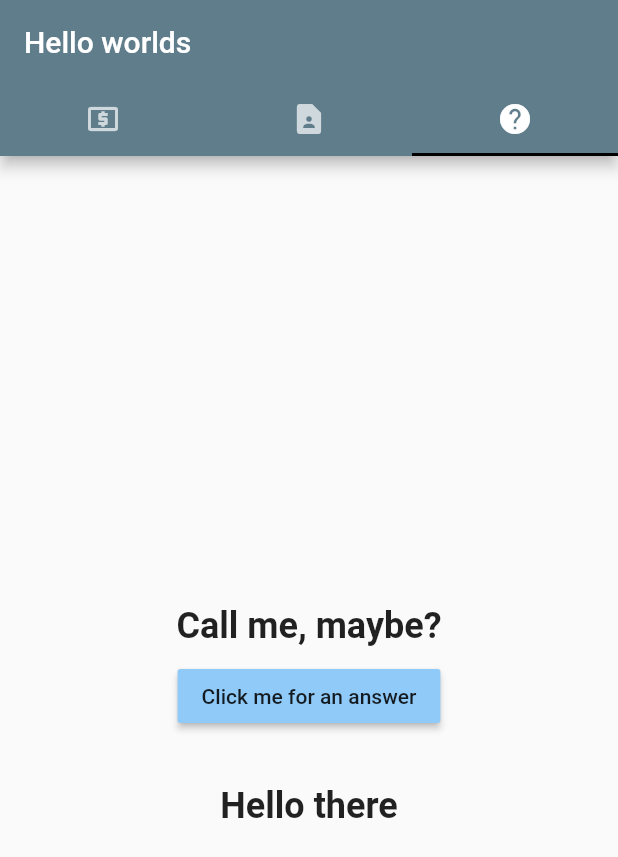
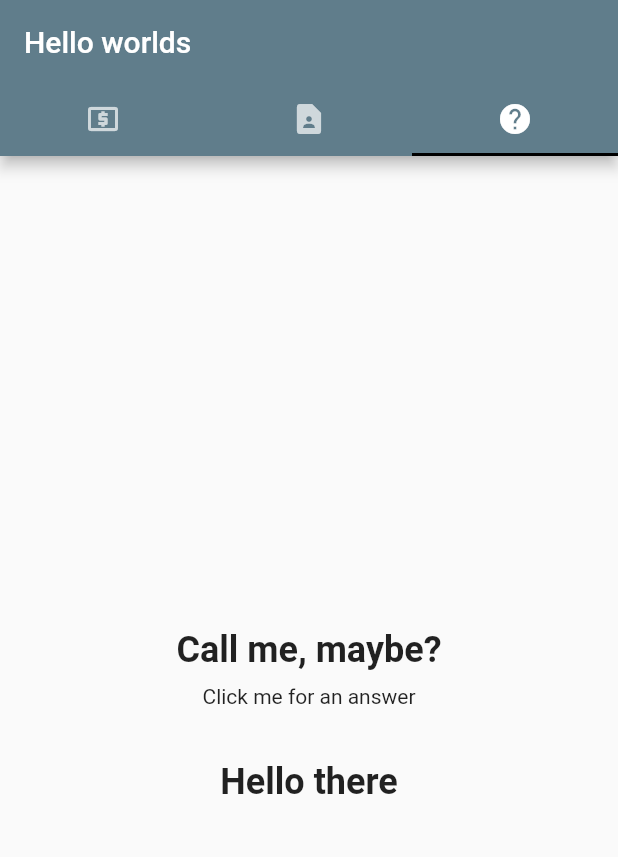
Before and after one commit to boykj/cs492-callMeMaybe, a Flutter app: the screen it shows after launch, tab 3 chosen, on a phone screen of 412 x 824 dp. Shown: the top 857 px of the screen. Run offline on Flutter 3.47's test engine with Material 2 defaults, Android fonts, the phone set to English and light mode, and no system bars; network calls fail.

Commit message:
randomResponse...dart: Refactor random button:
Refactor random words buttn generator into
InkWell with onTap function that calls
_echoWords function

```diff
--- a/lib/businessCard.dart
+++ b/lib/businessCard.dart
@@ -1,6 +1,5 @@
 //import 'dart:html';
 
-import 'package:flutter/services.dart';
 import 'package:url_launcher/url_launcher.dart';
 
 import 'package:flutter/material.dart';
--- a/lib/randomResponseGenerator.dart
+++ b/lib/randomResponseGenerator.dart
@@ -1,4 +1,5 @@
 import 'dart:math';
+import 'package:url_launcher/url_launcher.dart';
 
 import 'package:flutter/material.dart';
 
@@ -34,10 +35,9 @@ class _RandomResponseState extends State<RandomResponseGenerator> {
             children: <Widget>[
               Text('Call me, maybe?',
                   style: Theme.of(context).textTheme.headline6),
-              RaisedButton(
+              InkWell(
                   child: Text('Click me for an answer'),
-                  color: Colors.blue[200],
-                  onPressed: () => {_echoWords()}),
+                  onTap: () => _echoWords()),
               Text('$answerText', style: Theme.of(context).textTheme.headline6)
             ]),
       ),
```
